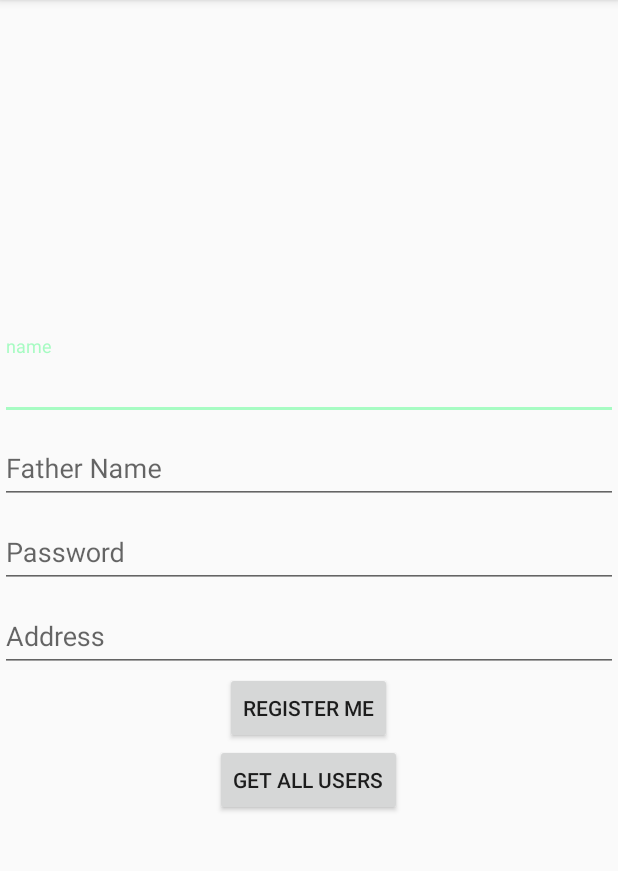
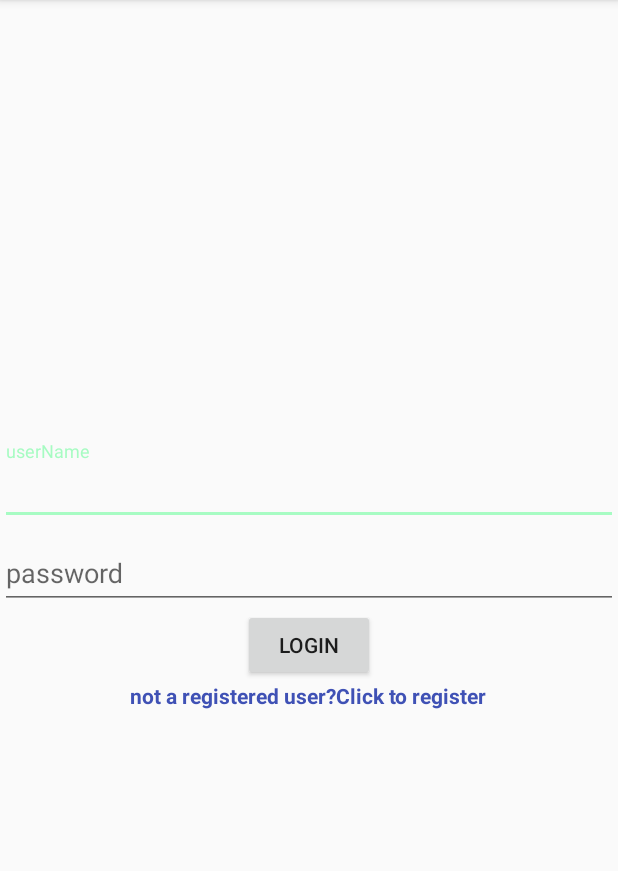
Before and after one commit to AhsanNawazg49/softAndroid, an Android app: the screen it shows after launch (MainActivity before the commit, LoginActivity after it), on a phone screen of 412 x 824 dp, the part 84-955 px from its top. Run offline under Robolectric (Android 15) with nearby library versions, the light colour scheme and no system bars.

Commit message:
sqlite Project with user login check

```diff
--- a/SqlitePracticeApp/app/build.gradle
+++ b/SqlitePracticeApp/app/build.gradle
@@ -26,7 +26,7 @@ dependencies {
     })
     compile 'com.android.support:appcompat-v7:25.3.1'
     compile 'com.android.support.constraint:constraint-layout:1.0.2'
-    testCompile 'junit:junit:4.12'
     compile 'com.android.support:cardview-v7:25.3.1'
     compile 'com.android.support:design:25.3.1'
+    testCompile 'junit:junit:4.12'
 }
--- /dev/null
+++ b/SqlitePracticeApp/app/src/main/java/com/grimreaper/sqlitepracticeapp/LoginActivity.java
@@ -0,0 +1,62 @@
+package com.grimreaper.sqlitepracticeapp;
+
+import android.content.Intent;
+import android.database.Cursor;
+import android.database.sqlite.SQLiteDatabase;
+import android.support.v7.app.AppCompatActivity;
+import android.os.Bundle;
+import android.util.Log;
+import android.view.View;
+import android.widget.Button;
+import android.widget.EditText;
+import android.widget.Toast;
+
+import com.grimreaper.sqlitepracticeapp.dbmsPkg.DBMS;
+
+public class LoginActivity extends AppCompatActivity {
+
+    EditText edtTxtUserName,edtTxtPass;
+    String UserName,Pass;
+    Button btnLogin;
+    DBMS dbms;
+    SQLiteDatabase db;
+    @Override
+    protected void onCreate(Bundle savedInstanceState) {
+        super.onCreate(savedInstanceState);
+        setContentView(R.layout.activity_login);
+        dbms = new DBMS(LoginActivity.this);
+        edtTxtUserName = (EditText) findViewById(R.id.edt_txt_login_username);
+        edtTxtPass = (EditText) findViewById(R.id.edt_txt_login_pass);
+
+        btnLogin = (Button) findViewById(R.id.btn_login);
+
+
+        btnLogin.setOnClickListener(new View.OnClickListener() {
+            @Override
+            public void onClick(View v) {
+                UserName = edtTxtUserName.getText().toString();
+                Pass = edtTxtPass.getText().toString();
+
+                if(UserName.isEmpty()||Pass.isEmpty()){
+                    edtTxtUserName.setError("Please fill");
+                    edtTxtPass.setError("Please FIll");
+
+                }else{
+//                    check the user is registere or not!!!!
+                    db = dbms.getReadableDatabase();
+                    Cursor c = dbms.checkUserLogedIn(db,UserName,Pass);
+                    if(c.getCount()==1){
+                        Toast.makeText(LoginActivity.this, "User h registerd", Toast.LENGTH_SHORT).show();
+                    }else{
+                        Toast.makeText(LoginActivity.this, "User is not there", Toast.LENGTH_SHORT).show();
+                    }
+                }
+            }
+        });
+    }
+
+    public void takeUserToRegisterPage(View view){
+
+        startActivity(new Intent(LoginActivity.this,MainActivity.class));
+    }
+}
--- a/SqlitePracticeApp/app/src/main/java/com/grimreaper/sqlitepracticeapp/MainActivity.java
+++ b/SqlitePracticeApp/app/src/main/java/com/grimreaper/sqlitepracticeapp/MainActivity.java
@@ -1,5 +1,6 @@
 package com.grimreaper.sqlitepracticeapp;
 
+import android.content.Intent;
 import android.database.Cursor;
 import android.database.sqlite.SQLiteDatabase;
 import android.support.v7.app.AppCompatActivity;
@@ -57,7 +58,8 @@ public class MainActivity extends AppCompatActivity {
                     edtTxtFName.setText("");
                     edtTxtPass.setText("");
                     edtTxtAddress.setText("");
-
+                    startActivity(new Intent(MainActivity.this,LoginActivity.class));
+                    finish();
 
                 }
 
--- /dev/null
+++ b/SqlitePracticeApp/app/src/main/res/layout/activity_login.xml
@@ -0,0 +1,53 @@
+<?xml version="1.0" encoding="utf-8"?>
+<LinearLayout xmlns:android="http://schemas.android.com/apk/res/android"
+    xmlns:app="http://schemas.android.com/apk/res-auto"
+    xmlns:tools="http://schemas.android.com/tools"
+    android:layout_width="match_parent"
+    android:layout_height="match_parent"
+    android:orientation="vertical"
+    android:gravity="center"
+    tools:context="com.grimreaper.sqlitepracticeapp.LoginActivity">
+
+
+    <android.support.design.widget.TextInputLayout
+        android:layout_width="match_parent"
+        android:layout_height="wrap_content">
+
+        <EditText
+            android:layout_width="match_parent"
+            android:layout_height="wrap_content"
+            android:id="@+id/edt_txt_login_username"
+            android:hint="userName"/>
+    </android.support.design.widget.TextInputLayout>
+
+    <android.support.design.widget.TextInputLayout
+        android:layout_width="match_parent"
+        android:layout_height="wrap_content">
+
+        <EditText
+            android:layout_width="match_parent"
+            android:layout_height="wrap_content"
+            android:hint="password"
+            android:id="@+id/edt_txt_login_pass"
+            android:inputType="textPassword"/>
+    </android.support.design.widget.TextInputLayout>
+
+    <Button
+        android:layout_width="wrap_content"
+        android:layout_height="wrap_content"
+        android:text="login"
+        android:id="@+id/btn_login"
+        android:layout_gravity="center"/>
+
+    <TextView
+        android:id="@+id/textView"
+        android:layout_width="wrap_content"
+        android:layout_height="wrap_content"
+        android:layout_gravity="center"
+        android:clickable="true"
+        android:textStyle="bold"
+        android:onClick="takeUserToRegisterPage"
+        android:text="not a registered user?Click to register"
+        android:textColor="@color/colorPrimary" />
+
+</LinearLayout>
```
Also changed, not shown: SqlitePracticeApp/app/src/main/AndroidManifest.xml (+6 -1 lines), SqlitePracticeApp/app/src/main/java/com/grimreaper/sqlitepracticeapp/dbmsPkg/DBMS.java (+13 -0 lines).
